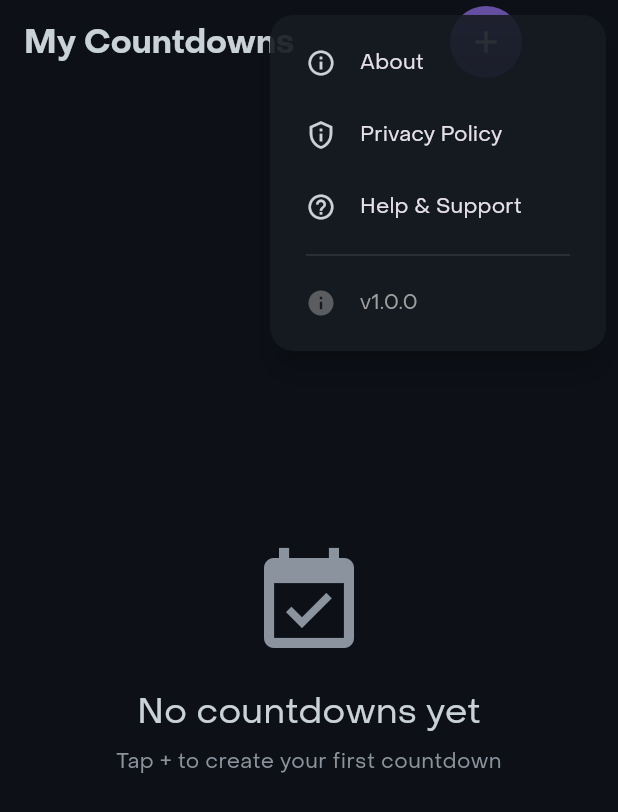
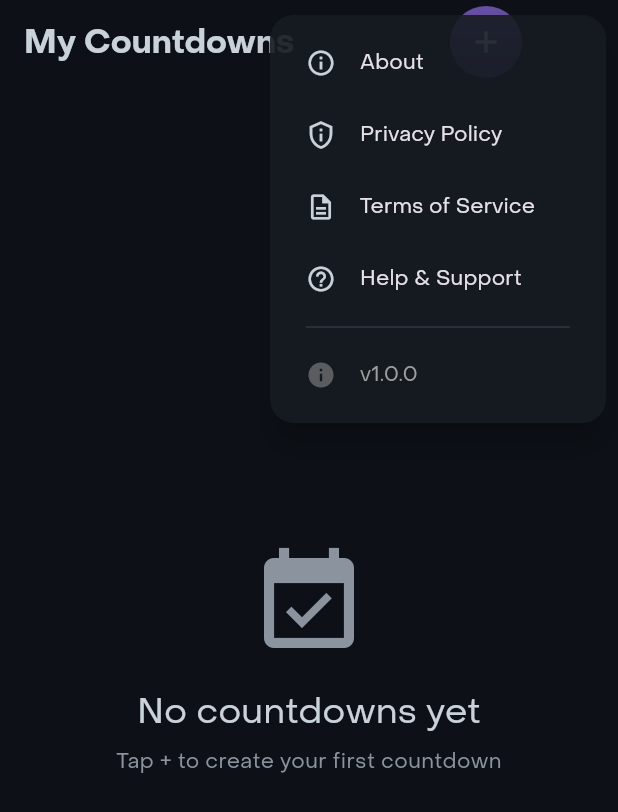
Before and after one commit to dashwhiz/countdown-app, a Flutter app: the screen it shows after launch, after a tap on the "keyboard control" icon, on a phone screen of 412 x 824 dp. Shown: the top 812 px of the screen. Run offline on Flutter 3.47's test engine with Material 3 defaults, Android fonts, the phone set to English and light mode, and no system bars; our stand-ins replace appwrite, flutter_spinkit, get, hive, hive_flutter, logger and 4 more; accounts and stored records are empty; network calls fail; project files that could hold a hidden picture were left out.

Commit message:
feat: add support URL and terms of service menu item
- Add supportUrl to app_strings.dart
- Use AppStrings.supportUrl instead of hardcoded URL
- Add Terms of Service menu item with icon
- All menu links now use app_strings constants

```diff
--- a/lib/app/app_strings.dart
+++ b/lib/app/app_strings.dart
@@ -11,6 +11,7 @@ class AppStrings {
   static const String shareUrlBase = 'https://dashwhiz.github.io/countdown-app';
   static const String privacyPolicyUrl = 'https://dashwhiz.github.io/countdown-app-landing/privacy.html';
   static const String termsOfServiceUrl = 'https://dashwhiz.github.io/countdown-app-landing/terms.html';
+  static const String supportUrl = 'https://dashwhiz.github.io/countdown-app-landing/';
 
   // Pro
   static const String proPurchaseId = 'countdown_pro_lifetime';
--- a/lib/widgets/app_menu_button.dart
+++ b/lib/widgets/app_menu_button.dart
@@ -48,11 +48,7 @@ class _AppMenuButtonState extends State<AppMenuButton>
     try {
       final uri = Uri.parse(urlString);
       if (await canLaunchUrl(uri)) {
-        // Open web links in app, email links externally
-        final mode = uri.scheme == 'mailto'
-            ? LaunchMode.externalApplication
-            : LaunchMode.inAppWebView;
-        await launchUrl(uri, mode: mode);
+        await launchUrl(uri, mode: LaunchMode.inAppWebView);
       }
     } catch (e) {
       // Failed to launch URL
@@ -110,8 +106,11 @@ class _AppMenuButtonState extends State<AppMenuButton>
           case 'privacy':
             await _launchUrl(AppStrings.privacyPolicyUrl);
             break;
+          case 'terms':
+            await _launchUrl(AppStrings.termsOfServiceUrl);
+            break;
           case 'support':
-            await _launchUrl('mailto:${AppStrings.supportEmail}');
+            await _launchUrl(AppStrings.supportUrl);
             break;
         }
       },
@@ -141,6 +140,20 @@ class _AppMenuButtonState extends State<AppMenuButton>
               const Icon(Icons.privacy_tip_outlined, size: 20),
               const SizedBox(width: AppConstants.paddingMedium),
               const Text(AppStrings.privacyPolicy),
+            ],
+          ),
+        ),
+        PopupMenuItem(
+          value: 'terms',
+          padding: const EdgeInsets.symmetric(
+            horizontal: AppConstants.paddingLarge,
+            vertical: AppConstants.paddingSmall,
+          ),
+          child: Row(
+            children: [
+              const Icon(Icons.description_outlined, size: 20),
+              const SizedBox(width: AppConstants.paddingMedium),
+              const Text(AppStrings.termsOfService),
             ],
           ),
         ),
```
